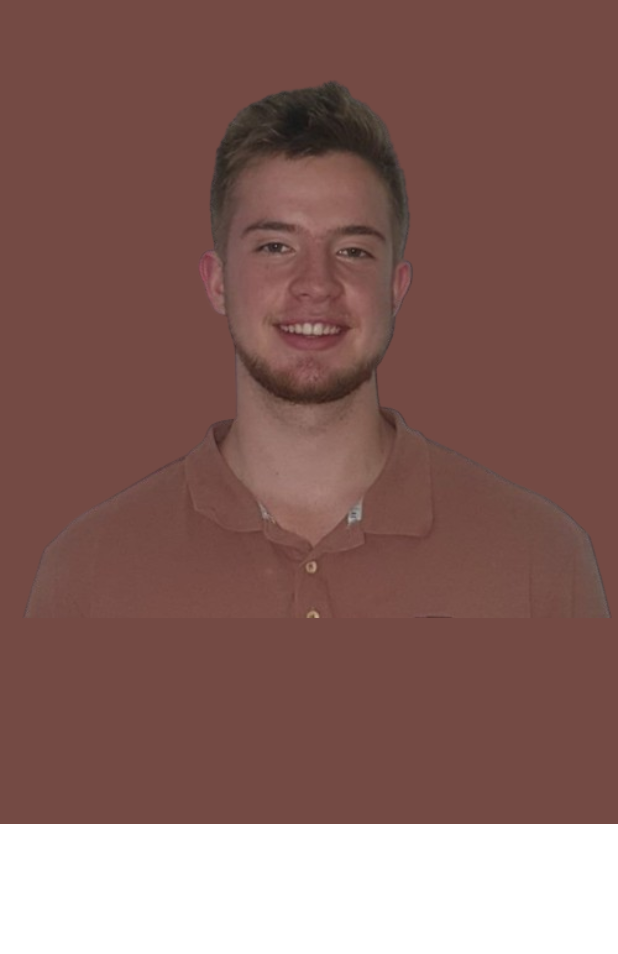
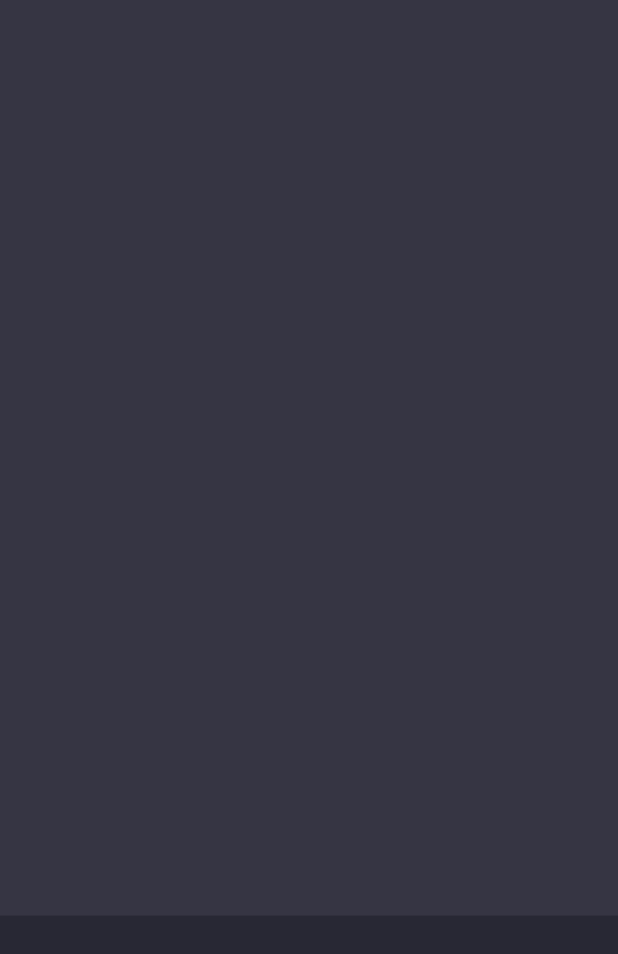
Before and after one commit to Tyroneexe/CBPortfolio, a Flutter app: the screen it shows after launch, on a phone screen of 412 x 824 dp. Shown: the top 954 px of the screen. Run offline on Flutter 3.47's test engine with Material 3 defaults, Android fonts, the phone set to English and light mode, and no system bars; missing offline and left inert: dart:html.

Commit message:
new layout

```diff
--- a/lib/pages/home_page.dart
+++ b/lib/pages/home_page.dart
@@ -5,7 +5,6 @@ import 'package:flutter/material.dart';
 import 'package:url_launcher/url_launcher.dart';
 
 /*
-icons at the top of the screen get a secondary color circle border
 */
 
 class HomePage extends StatefulWidget {
@@ -18,27 +17,46 @@ class HomePage extends StatefulWidget {
 class _HomePageState extends State<HomePage> {
   @override
   Widget build(BuildContext context) {
+    double statBoxWidth = MediaQuery.of(context).size.width - 700;
+    //!!!!
     return Scaffold(
-      body: Column(
+      backgroundColor: foregroundClr,
+      body: SingleChildScrollView(
+        child: Column(
           mainAxisAlignment: MainAxisAlignment.start,
           crossAxisAlignment: CrossAxisAlignment.start,
           children: [
+            Stack(
+              clipBehavior: Clip.none,
+              children: [
                 Container(
-            color: primaryClr,
                   width: MediaQuery.of(context).size.width,
-            height: MediaQuery.of(context).size.height / 1.5,
-            child: Column(
+                  height: MediaQuery.of(context).size.height / 1.35,
+                  decoration: const BoxDecoration(
+                    color: backgroundClr,
+                  ),
+                  child: const Column(
                     mainAxisAlignment: MainAxisAlignment.start,
                     crossAxisAlignment: CrossAxisAlignment.start,
-              children: [Image.asset("images/Person.png")],
+                    children: [],
                   ),
                 ),
-          Expanded(
+                Positioned(
+                  left:
+                      MediaQuery.of(context).size.width / 2 - statBoxWidth / 2,
+                  top: 650,
                   child: Container(
-              color: Colors.white,
+                    decoration: const BoxDecoration(
+                      color: lightGrey,
+                    ),
+                    width: statBoxWidth,
+                    height: 200,
                   ),
                 ),
               ],
+            ),
+          ],
+        ),
       ),
     );
   }
--- a/lib/themes/colors.dart
+++ b/lib/themes/colors.dart
@@ -1,15 +1,11 @@
 import 'package:flutter/material.dart';
 
-// 0xFF744A44
-// 0xFFFCE6E7
-// 0xFFAE6D71
-
-const Color backgroundClr = Color(0xFFFFF5F1);
-const Color primaryClr = Color(0xFF744A44);
-const Color secondaryClr = Color(0xFFAE6D71);
-const Color accentClr = Color(0xFFFCE6E7);
-
-// const Color backgroundClr = Color(0xFFFAF1F0);
-// const Color primaryClr = Color(0xFFC64C45);
-// const Color secondaryClr = Color(0xFFE0C59A);
-// const Color accentClr = Color(0xFFD5C576);
+const Color backgroundClr = Color(0xFF363543);
+const Color foregroundClr = Color(0xFF282834);
+//
+const Color primaryClr = Color(0xFFe8bc45);
+//box
+const Color lightGrey = Color(0xFF403f4f);
+const Color greyClr = Color(0xFF373646);
+//circle
+const Color darkGrey = Color(0xFF2d2d39);
```
Lines whose indentation alone changed are shown as unchanged.
